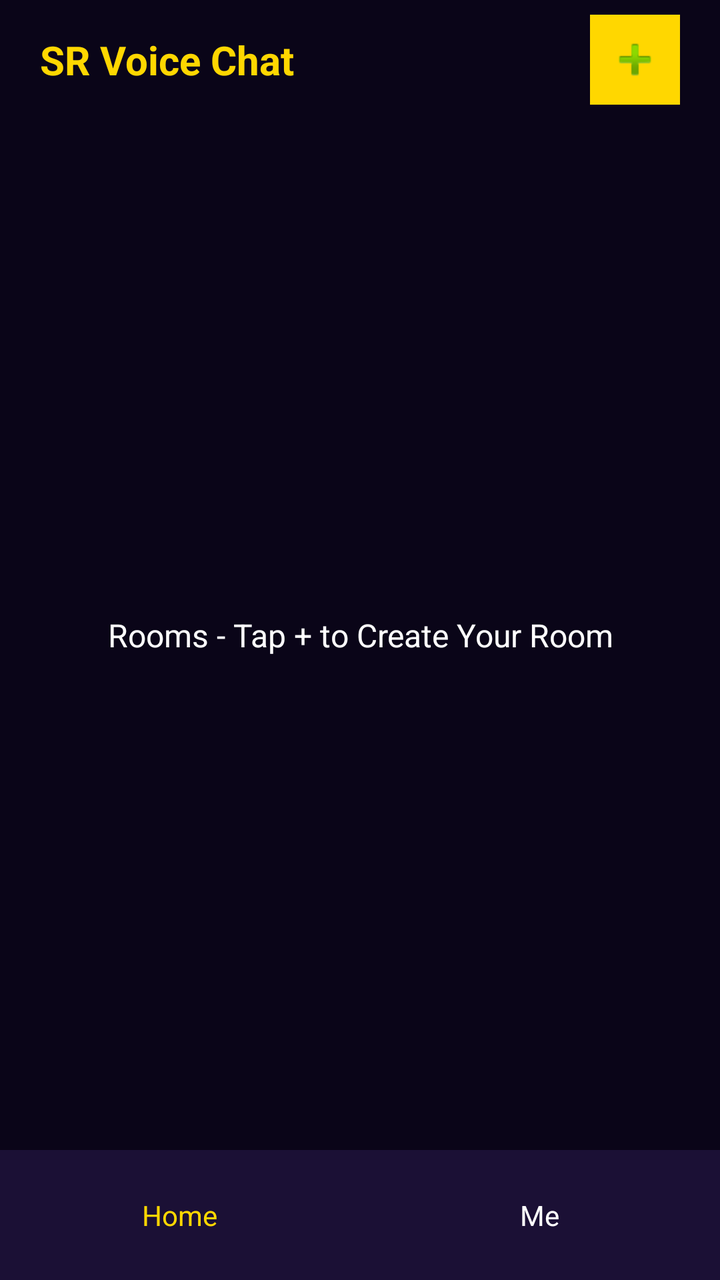
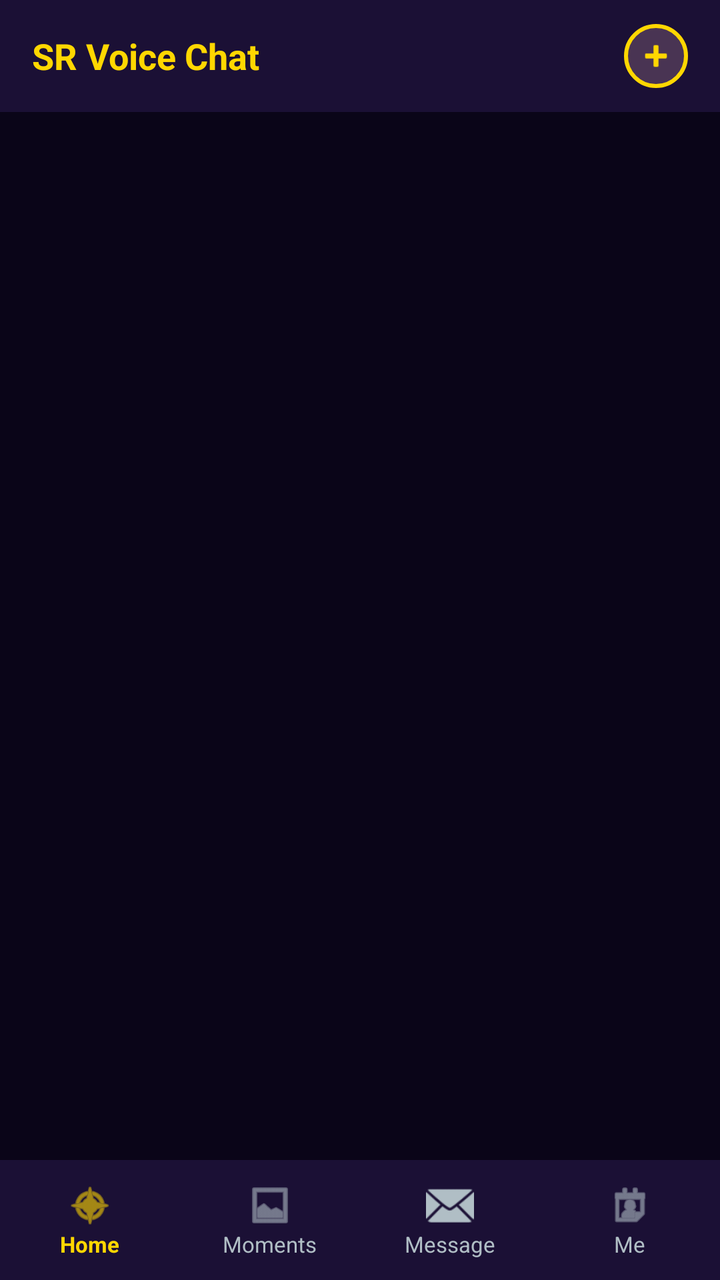

Compare the two renders of this Android layout. The source of the first and the diff that turns it into the second are given below.
<!-- AndroidManifest.xml: activity theme Theme.SRVoiceChat -->
<!-- res/layout/activity_main.xml -->
<?xml version="1.0" encoding="utf-8"?>
<LinearLayout xmlns:android="http://schemas.android.com/apk/res/android"
android:layout_width="match_parent"
android:layout_height="match_parent"
android:orientation="vertical"
android:background="#0A0518">
<LinearLayout
android:layout_width="match_parent"
android:layout_height="60dp"
android:orientation="horizontal"
android:gravity="center_vertical"
android:paddingLeft="20dp"
android:paddingRight="20dp">
<TextView
android:layout_width="0dp"
android:layout_height="wrap_content"
android:layout_weight="1"
android:text="SR Voice Chat"
android:textColor="#FFD700"
android:textSize="20sp"
android:textStyle="bold" />
<ImageView
android:id="@+id/btnPlus"
android:layout_width="45dp"
android:layout_height="45dp"
android:src="@android:drawable/ic_input_add"
android:background="#FFD700"
android:padding="8dp" />
</LinearLayout>
<TextView
android:layout_width="match_parent"
android:layout_height="0dp"
android:layout_weight="1"
android:text="Rooms - Tap + to Create Your Room"
android:textColor="#FFFFFF"
android:textSize="16sp"
android:gravity="center" />
<LinearLayout
android:layout_width="match_parent"
android:layout_height="65dp"
android:orientation="horizontal"
android:background="#1B1035">
<LinearLayout
android:id="@+id/navHome"
android:layout_width="0dp"
android:layout_height="match_parent"
android:layout_weight="1"
android:orientation="vertical"
android:gravity="center">
<TextView
android:layout_width="wrap_content"
android:layout_height="wrap_content"
android:text="Home"
android:textColor="#FFD700" />
</LinearLayout>
<LinearLayout
android:id="@+id/navMe"
android:layout_width="0dp"
android:layout_height="match_parent"
android:layout_weight="1"
android:orientation="vertical"
android:gravity="center">
<TextView
android:layout_width="wrap_content"
android:layout_height="wrap_content"
android:text="Me"
android:textColor="#FFFFFF" />
</LinearLayout>
</LinearLayout>
</LinearLayout>
<!-- resources referenced by this layout -->
<resources>
  <style name="Theme.SRVoiceChat" parent="Theme.Material3.DayNight.NoActionBar">
          <item name="colorPrimary">#FF4081</item>
          <item name="android:statusBarColor">#FF4081</item>
          <item name="android:windowLightStatusBar">true</item>
      </style>
</resources>

<!-- the commit's change to res/layout/activity_main.xml (unified diff, before → after) -->
@@ -1,70 +1,146 @@
 <?xml version="1.0" encoding="utf-8"?>
-<LinearLayout xmlns:android="http://schemas.android.com/apk/res/android"
-android:layout_width="match_parent"
-android:layout_height="match_parent"
-android:orientation="vertical"
-android:background="#0A0518">
-<LinearLayout
-android:layout_width="match_parent"
-android:layout_height="60dp"
-android:orientation="horizontal"
-android:gravity="center_vertical"
-android:paddingLeft="20dp"
-android:paddingRight="20dp">
-<TextView
-android:layout_width="0dp"
-android:layout_height="wrap_content"
-android:layout_weight="1"
-android:text="SR Voice Chat"
-android:textColor="#FFD700"
-android:textSize="20sp"
-android:textStyle="bold" />
-<ImageView
-android:id="@+id/btnPlus"
-android:layout_width="45dp"
-android:layout_height="45dp"
-android:src="@android:drawable/ic_input_add"
-android:background="#FFD700"
-android:padding="8dp" />
-</LinearLayout>
-<TextView
-android:layout_width="match_parent"
-android:layout_height="0dp"
-android:layout_weight="1"
-android:text="Rooms - Tap + to Create Your Room"
-android:textColor="#FFFFFF"
-android:textSize="16sp"
-android:gravity="center" />
-<LinearLayout
-android:layout_width="match_parent"
-android:layout_height="65dp"
-android:orientation="horizontal"
-android:background="#1B1035">
-<LinearLayout
-android:id="@+id/navHome"
-android:layout_width="0dp"
-android:layout_height="match_parent"
-android:layout_weight="1"
-android:orientation="vertical"
-android:gravity="center">
-<TextView
-android:layout_width="wrap_content"
-android:layout_height="wrap_content"
-android:text="Home"
-android:textColor="#FFD700" />
-</LinearLayout>
-<LinearLayout
-android:id="@+id/navMe"
-android:layout_width="0dp"
-android:layout_height="match_parent"
-android:layout_weight="1"
-android:orientation="vertical"
-android:gravity="center">
-<TextView
-android:layout_width="wrap_content"
-android:layout_height="wrap_content"
-android:text="Me"
-android:textColor="#FFFFFF" />
-</LinearLayout>
-</LinearLayout>
-</LinearLayout>
+<RelativeLayout xmlns:android="http://schemas.android.com/apk/res/android"
+    android:layout_width="match_parent"
+    android:layout_height="match_parent"
+    android:background="#0A0518">
+
+    
+    <LinearLayout
+        android:id="@+id/topHeaderLayout"
+        android:layout_width="match_parent"
+        android:layout_height="56dp"
+        android:background="#1B1035"
+        android:gravity="center_vertical"
+        android:orientation="horizontal"
+        android:paddingHorizontal="16dp">
+
+        <TextView
+            android:layout_width="0dp"
+            android:layout_height="wrap_content"
+            android:layout_weight="1"
+            android:text="SR Voice Chat"
+            android:textColor="#FFD700"
+            android:textSize="18sp"
+            android:textStyle="bold" />
+
+        
+        <ImageView
+            android:id="@+id/btnCreateRoomPlus"
+            android:layout_width="32dp"
+            android:layout_height="32dp"
+            android:background="@drawable/bg_circle_pink"
+            android:padding="6dp"
+            android:src="@android:drawable/ic_input_add"
+            android:tint="#FFD700" />
+    </LinearLayout>
+
+    
+    <FrameLayout
+        android:id="@+id/fragmentContainer"
+        android:layout_width="match_parent"
+        android:layout_height="match_parent"
+        android:layout_above="@id/bottomNavLayout"
+        android:layout_below="@id/topHeaderLayout" />
+
+    
+    <LinearLayout
+        android:id="@+id/bottomNavLayout"
+        android:layout_width="match_parent"
+        android:layout_height="60dp"
+        android:layout_alignParentBottom="true"
+        android:background="#1B1035"
+        android:orientation="horizontal"
+        android:weightSum="4">
+
+        
+        <LinearLayout
+            android:id="@+id/tabHome"
+            android:layout_width="0dp"
+            android:layout_height="match_parent"
+            android:layout_weight="1"
+            android:background="?attr/selectableItemBackground"
+            android:gravity="center"
+            android:orientation="vertical">
+            <ImageView
+                android:layout_width="24dp"
+                android:layout_height="24dp"
+                android:src="@android:drawable/ic_menu_compass"
+                android:tint="#FFD700" />
+            <TextView
+                android:layout_width="wrap_content"
+                android:layout_height="wrap_content"
+                android:text="Home"
+                android:textColor="#FFD700"
+                android:textSize="11sp"
+                android:textStyle="bold" />
+        </LinearLayout>
+
+        
+        <LinearLayout
+            android:id="@+id/tabMoments"
+            android:layout_width="0dp"
+            android:layout_height="match_parent"
+            android:layout_weight="1"
+            android:background="?attr/selectableItemBackground"
+            android:gravity="center"
+            android:orientation="vertical">
+            <ImageView
+                android:layout_width="24dp"
+                android:layout_height="24dp"
+                android:src="@android:drawable/ic_menu_gallery"
+                android:tint="#B0BEC5" />
+            <TextView
+                android:layout_width="wrap_content"
+                android:layout_height="wrap_content"
+                android:text="Moments"
+                android:textColor="#B0BEC5"
+                android:textSize="11sp" />
+        </LinearLayout>
+
+        
+        <LinearLayout
+            android:id="@+id/tabMessage"
+            android:layout_width="0dp"
+            android:layout_height="match_parent"
+            android:layout_weight="1"
+            android:background="?attr/selectableItemBackground"
+            android:gravity="center"
+            android:orientation="vertical">
+            <ImageView
+                android:layout_width="24dp"
+                android:layout_height="24dp"
+                android:src="@android:drawable/ic_dialog_email"
+                android:tint="#B0BEC5" />
+            <TextView
+                android:layout_width="wrap_content"
+                android:layout_height="wrap_content"
+                android:text="Message"
+                android:textColor="#B0BEC5"
+                android:textSize="11sp" />
+        </LinearLayout>
+
+        
+        <LinearLayout
+            android:id="@+id/tabMe"
+            android:layout_width="0dp"
+            android:layout_height="match_parent"
+            android:layout_weight="1"
+            android:background="?attr/selectableItemBackground"
+            android:gravity="center"
+            android:orientation="vertical">
+            <ImageView
+                android:layout_width="24dp"
+                android:layout_height="24dp"
+                android:src="@android:drawable/ic_menu_my_calendar"
+                android:tint="#B0BEC5" />
+            <TextView
+                android:layout_width="wrap_content"
+                android:layout_height="wrap_content"
+                android:text="Me"
+                android:textColor="#B0BEC5"
+                android:textSize="11sp" />
+        </LinearLayout>
+
+    </LinearLayout>
+
+</RelativeLayout>
<!-- resource entries referenced after the edit -->
@@ -1,5 +1,17 @@
 <!-- resources referenced by this layout -->
 <resources>
+  <!-- drawable bg_circle_pink (drawable) -->
+  <?xml version="1.0" encoding="utf-8"?>
+  <shape xmlns:android="http://schemas.android.com/apk/res/android"
+      android:shape="oval">
+      
+      <solid android:color="#33FFC0CB" />
+      
+      
+      <stroke 
+          android:width="2dp" 
+          android:color="#FFD700" />
+  </shape>
   <style name="Theme.SRVoiceChat" parent="Theme.Material3.DayNight.NoActionBar">
           <item name="colorPrimary">#FF4081</item>
           <item name="android:statusBarColor">#FF4081</item>
